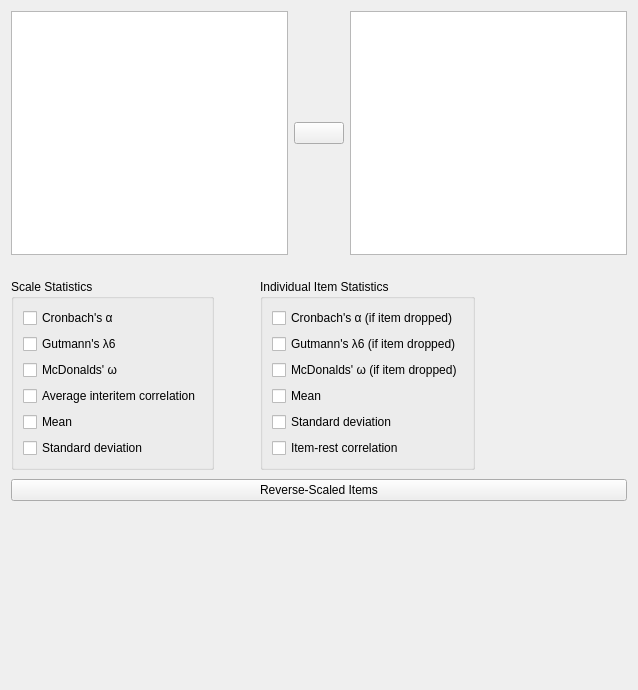
Old version of the form JASP-Desktop/analysisforms/reliabilityanalysisform.ui in the repository jasp-stats/jasp-desktop.
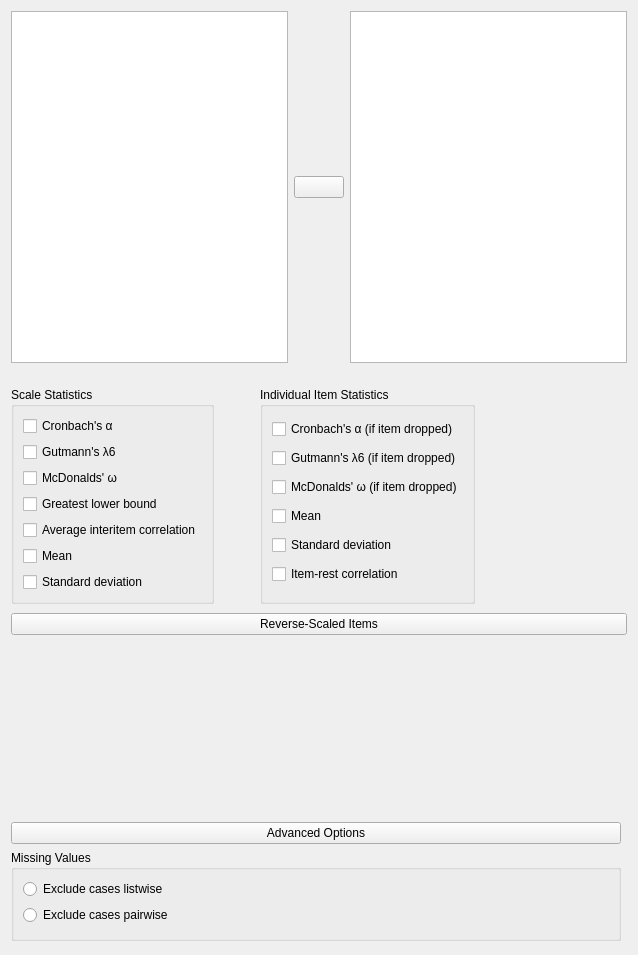
New version of the form. Custom widgets are drawn as their Qt base class.

Commit message:
Added missing value handling and Greatest lower bound
In addition: some minor code cleaning (changing `=` into `<-` ); added a
footnote warning a user that three or more variables are required for
the glb; using a try construction for the glb since it is error prone.
TODO: check why psych::alpha(d, key) can run while psych::glb(d, key)
errors for the same input.

The edit to the form file:
```diff
--- a/JASP-Desktop/analysisforms/reliabilityanalysisform.ui
+++ b/JASP-Desktop/analysisforms/reliabilityanalysisform.ui
@@ -7,14 +7,14 @@
     <x>0</x>
     <y>0</y>
     <width>638</width>
-    <height>690</height>
+    <height>955</height>
    </rect>
   </property>
   <property name="windowTitle">
    <string>Form</string>
   </property>
   <layout class="QGridLayout" name="gridLayout_6">
-   <item row="0" column="0">
+   <item row="0" column="0" colspan="2">
     <widget class="QWidget" name="topWidget" native="true">
      <layout class="QGridLayout" name="gridLayout_3">
       <property name="leftMargin">
@@ -103,7 +103,7 @@
      </layout>
     </widget>
    </item>
-   <item row="1" column="0">
+   <item row="1" column="0" colspan="2">
     <widget class="QWidget" name="gridLayout_7" native="true">
      <property name="sizePolicy">
       <sizepolicy hsizetype="Fixed" vsizetype="Fixed">
@@ -184,6 +184,13 @@
            </property>
           </widget>
          </item>
+         <item row="3" column="0">
+          <widget class="BoundCheckBox" name="glbScale">
+           <property name="text">
+            <string>Greatest lower bound</string>
+           </property>
+          </widget>
+         </item>
         </layout>
        </widget>
       </item>
@@ -254,7 +261,7 @@
      </layout>
     </widget>
    </item>
-   <item row="2" column="0">
+   <item row="2" column="0" colspan="2">
     <widget class="QWidget" name="revScaledItemsBox" native="true">
      <layout class="QGridLayout" name="gridLayout_4">
       <property name="leftMargin">
@@ -313,40 +320,97 @@
      </layout>
     </widget>
    </item>
+   <item row="4" column="0">
+    <widget class="QWidget" name="advancedOptionsBox" native="true">
+     <layout class="QGridLayout" name="gridLayout_8">
+      <property name="leftMargin">
+       <number>0</number>
+      </property>
+      <property name="topMargin">
+       <number>3</number>
+      </property>
+      <property name="rightMargin">
+       <number>0</number>
+      </property>
+      <property name="bottomMargin">
+       <number>3</number>
+      </property>
+      <item row="0" column="0">
+       <widget class="ExpanderButton" name="expanderPosthoc_3">
+        <property name="sizePolicy">
+         <sizepolicy hsizetype="Expanding" vsizetype="Fixed">
+          <horstretch>0</horstretch>
+          <verstretch>0</verstretch>
+         </sizepolicy>
+        </property>
+        <property name="text">
+         <string>Advanced Options</string>
+        </property>
+       </widget>
+      </item>
+      <item row="1" column="0">
+       <widget class="BoundGroupBox" name="missingValues">
+        <property name="title">
+         <string>Missing Values</string>
+        </property>
+        <layout class="QGridLayout" name="gridLayout_13">
+         <property name="bottomMargin">
+          <number>13</number>
+         </property>
+         <item row="0" column="0">
+          <widget class="QRadioButton" name="_1excludeCasesListwise">
+           <property name="text">
+            <string>Exclude cases listwise</string>
+           </property>
+          </widget>
+         </item>
+         <item row="1" column="0">
+          <widget class="QRadioButton" name="_2excludeCasesPairwise">
+           <property name="text">
+            <string>Exclude cases pairwise</string>
+           </property>
+          </widget>
+         </item>
+        </layout>
+       </widget>
+      </item>
+     </layout>
+    </widget>
+   </item>
   </layout>
  </widget>
  <customwidgets>
-  <customwidget>
-   <class>AssignButton</class>
-   <extends>QPushButton</extends>
-   <header>widgets/assignbutton.h</header>
-  </customwidget>
-  <customwidget>
-   <class>AvailableFieldsListView</class>
-   <extends>QListView</extends>
-   <header>widgets/availablefieldslistview.h</header>
-  </customwidget>
-  <customwidget>
-   <class>BoundCheckBox</class>
-   <extends>QCheckBox</extends>
-   <header>widgets/boundcheckbox.h</header>
-  </customwidget>
-  <customwidget>
-   <class>BoundListView</class>
-   <extends>QListView</extends>
-   <header>widgets/boundlistview.h</header>
-  </customwidget>
   <customwidget>
    <class>BoundGroupBox</class>
    <extends>QGroupBox</extends>
    <header>widgets/boundgroupbox.h</header>
    <container>1</container>
   </customwidget>
+  <customwidget>
+   <class>BoundCheckBox</class>
+   <extends>QCheckBox</extends>
+   <header>widgets/boundcheckbox.h</header>
+  </customwidget>
   <customwidget>
    <class>ExpanderButton</class>
    <extends>QPushButton</extends>
    <header>widgets/expanderbutton.h</header>
   </customwidget>
+  <customwidget>
+   <class>AssignButton</class>
+   <extends>QPushButton</extends>
+   <header>widgets/assignbutton.h</header>
+  </customwidget>
+  <customwidget>
+   <class>AvailableFieldsListView</class>
+   <extends>QListView</extends>
+   <header>widgets/availablefieldslistview.h</header>
+  </customwidget>
+  <customwidget>
+   <class>BoundListView</class>
+   <extends>QListView</extends>
+   <header>widgets/boundlistview.h</header>
+  </customwidget>
   <customwidget>
    <class>BoundAssignWidget</class>
    <extends>QWidget</extends>
```
The commit also changes 2 other files.
